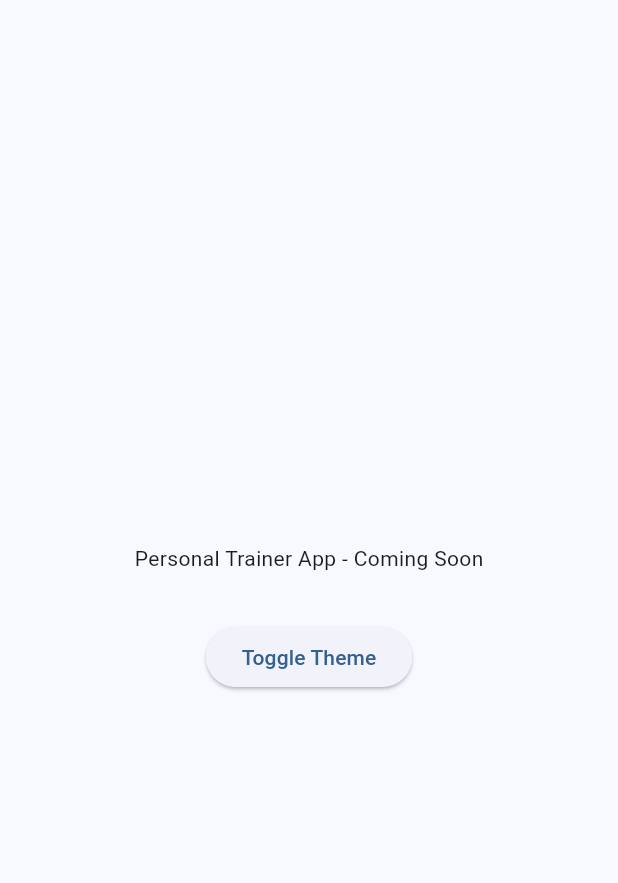
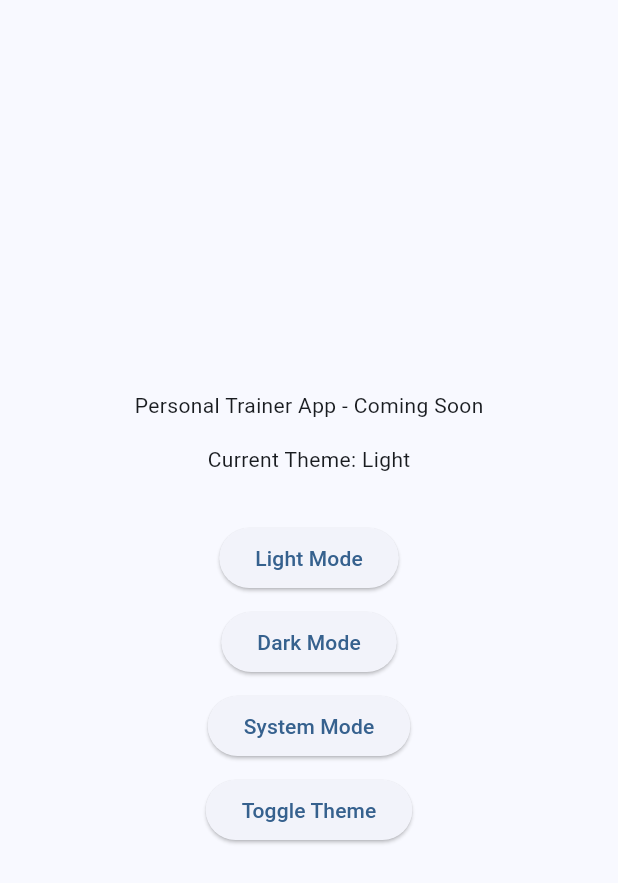
Before and after one commit to recepcia-dev/personal-trainer-app_frontend, a Flutter app: the screen it shows after launch, on a phone screen of 412 x 824 dp. Shown: the top 883 px of the screen. Run offline on Flutter 3.47's test engine with Material 3 defaults, Android fonts, the phone set to English and light mode, and no system bars; drawn by our look-alikes of dynamic_color; our stand-ins replace connectivity_plus, dio, equatable, flutter_dotenv, flutter_riverpod, pretty_dio_logger and 1 more; project files that could hold a hidden picture were left out.

Commit message:
feat: implement F010 - Add theme mode provider (light/dark/system)

```diff
--- a/features.json
+++ b/features.json
@@ -116,7 +116,7 @@
         "Selection persists in shared_preferences",
         "UI updates immediately on theme change"
       ],
-      "passes": false
+      "passes": true
     },
     {
       "id": "F011",
@@ -576,8 +576,8 @@
   ],
   "summary": {
     "total": 46,
-    "passing": 8,
-    "failing": 38,
+    "passing": 9,
+    "failing": 37,
     "categories": [
       "Project Setup",
       "Core Infrastructure",
--- a/lib/core/theme/theme_provider.dart
+++ b/lib/core/theme/theme_provider.dart
@@ -4,9 +4,9 @@ import 'package:shared_preferences/shared_preferences.dart';
 
 /// Provider for managing the app's theme mode.
 ///
-/// Supports switching between light and dark themes with persistence.
+/// Supports switching between light, dark, and system themes with persistence.
 /// Theme selection is saved to shared_preferences and restored on app restart.
-/// Later enhanced in F010 to support system mode.
+/// System mode follows device settings automatically.
 final themeModeProvider =
     StateNotifierProvider<ThemeModeNotifier, ThemeMode>(
         (ref) => ThemeModeNotifier());
@@ -23,20 +23,32 @@ class ThemeModeNotifier extends StateNotifier<ThemeMode> {
     final savedTheme = prefs.getString(_themeKey);
 
     if (savedTheme != null) {
-      state = savedTheme == 'dark' ? ThemeMode.dark : ThemeMode.light;
+      state = switch (savedTheme) {
+        'dark' => ThemeMode.dark,
+        'system' => ThemeMode.system,
+        _ => ThemeMode.light,
+      };
     }
   }
 
   /// Save theme mode to shared preferences.
   Future<void> _saveTheme(ThemeMode mode) async {
     final prefs = await SharedPreferences.getInstance();
-    await prefs.setString(_themeKey, mode == ThemeMode.dark ? 'dark' : 'light');
+    final themeString = switch (mode) {
+      ThemeMode.dark => 'dark',
+      ThemeMode.system => 'system',
+      ThemeMode.light => 'light',
+    };
+    await prefs.setString(_themeKey, themeString);
   }
 
-  /// Toggle between light and dark theme.
+  /// Toggle between light, dark, and system themes (cycles in that order).
   Future<void> toggleTheme() async {
-    final newMode =
-        state == ThemeMode.light ? ThemeMode.dark : ThemeMode.light;
+    final newMode = switch (state) {
+      ThemeMode.light => ThemeMode.dark,
+      ThemeMode.dark => ThemeMode.system,
+      ThemeMode.system => ThemeMode.light,
+    };
     state = newMode;
     await _saveTheme(newMode);
   }
@@ -52,4 +64,10 @@ class ThemeModeNotifier extends StateNotifier<ThemeMode> {
     state = ThemeMode.dark;
     await _saveTheme(ThemeMode.dark);
   }
+
+  /// Set theme to system mode (follows device settings).
+  Future<void> setSystemMode() async {
+    state = ThemeMode.system;
+    await _saveTheme(ThemeMode.system);
+  }
 }
--- a/lib/main.dart
+++ b/lib/main.dart
@@ -49,13 +49,39 @@ class _HomeScreen extends ConsumerWidget {
   const _HomeScreen();
 
   @override
-  Widget build(BuildContext context, WidgetRef ref) => Scaffold(
+  Widget build(BuildContext context, WidgetRef ref) {
+    final themeMode = ref.watch(themeModeProvider);
+
+    return Scaffold(
       body: Center(
         child: Column(
           mainAxisAlignment: MainAxisAlignment.center,
           children: [
             const Text('Personal Trainer App - Coming Soon'),
+            const SizedBox(height: 16),
+            Text('Current Theme: ${_getThemeModeName(themeMode)}'),
             const SizedBox(height: 32),
+            ElevatedButton(
+              onPressed: () async {
+                await ref.read(themeModeProvider.notifier).setLightMode();
+              },
+              child: const Text('Light Mode'),
+            ),
+            const SizedBox(height: 8),
+            ElevatedButton(
+              onPressed: () async {
+                await ref.read(themeModeProvider.notifier).setDarkMode();
+              },
+              child: const Text('Dark Mode'),
+            ),
+            const SizedBox(height: 8),
+            ElevatedButton(
+              onPressed: () async {
+                await ref.read(themeModeProvider.notifier).setSystemMode();
+              },
+              child: const Text('System Mode'),
+            ),
+            const SizedBox(height: 8),
             ElevatedButton(
               onPressed: () async {
                 await ref.read(themeModeProvider.notifier).toggleTheme();
@@ -67,3 +93,10 @@ class _HomeScreen extends ConsumerWidget {
       ),
     );
   }
+
+  String _getThemeModeName(ThemeMode mode) => switch (mode) {
+    ThemeMode.light => 'Light',
+    ThemeMode.dark => 'Dark',
+    ThemeMode.system => 'System',
+  };
+}
```
Lines whose indentation alone changed are shown as unchanged.
